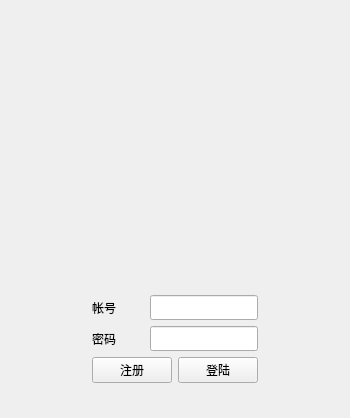
This is widget.ui in Connor1996/Pokemon as Qt 5 draws it before an edit. The edited form follows.
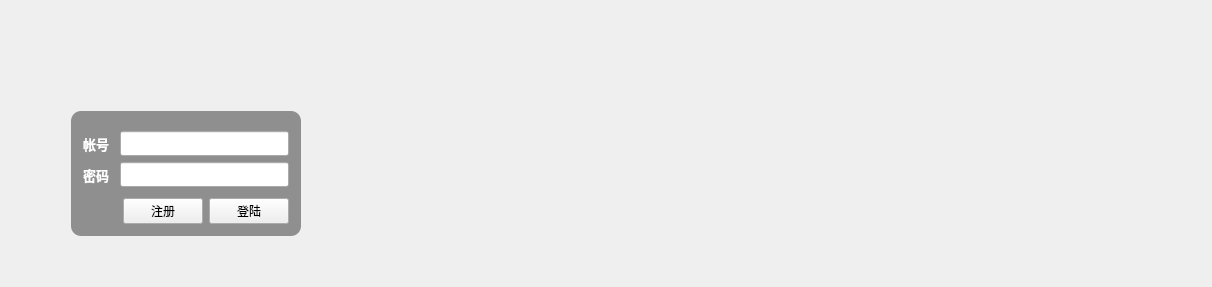
This is the edited form.

The edit to the form file:
```diff
--- a/widget.ui
+++ b/widget.ui
@@ -2,13 +2,8 @@
 <ui version="4.0">
  <class>Widget</class>
  <widget class="QWidget" name="Widget">
-  <property name="geometry">
-   <rect>
-    <x>0</x>
-    <y>0</y>
-    <width>350</width>
-    <height>418</height>
-   </rect>
+  <property name="enabled">
+   <bool>true</bool>
   </property>
   <property name="baseSize">
    <size>
@@ -22,15 +17,24 @@
   <property name="windowTitle">
    <string>Widget</string>
   </property>
+  <property name="autoFillBackground">
+   <bool>false</bool>
+  </property>
+  <property name="styleSheet">
+   <string notr="true"/>
+  </property>
   <layout class="QHBoxLayout" name="horizontalLayout_4">
    <item>
     <spacer name="horizontalSpacer_4">
      <property name="orientation">
       <enum>Qt::Horizontal</enum>
      </property>
+     <property name="sizeType">
+      <enum>QSizePolicy::Fixed</enum>
+     </property>
      <property name="sizeHint" stdset="0">
       <size>
-       <width>40</width>
+       <width>60</width>
        <height>20</height>
       </size>
      </property>
@@ -38,22 +42,54 @@
    </item>
    <item>
     <layout class="QVBoxLayout" name="verticalLayout">
+     <property name="sizeConstraint">
+      <enum>QLayout::SetDefaultConstraint</enum>
+     </property>
      <item>
       <spacer name="verticalSpacer">
        <property name="orientation">
         <enum>Qt::Vertical</enum>
        </property>
        <property name="sizeType">
-        <enum>QSizePolicy::Expanding</enum>
+        <enum>QSizePolicy::Fixed</enum>
        </property>
        <property name="sizeHint" stdset="0">
         <size>
          <width>20</width>
-         <height>300</height>
+         <height>100</height>
         </size>
        </property>
       </spacer>
      </item>
+     <item>
+      <widget class="QFrame" name="verticalFrame">
+       <property name="layoutDirection">
+        <enum>Qt::LeftToRight</enum>
+       </property>
+       <property name="styleSheet">
+        <string notr="true">#verticalFrame
+{
+	background-color: rgba(0,0,0, 40%);
+	border-radius:10px;
+}
+</string>
+       </property>
+       <property name="frameShadow">
+        <enum>QFrame::Plain</enum>
+       </property>
+       <layout class="QVBoxLayout" name="verticalLayout_2">
+        <property name="leftMargin">
+         <number>12</number>
+        </property>
+        <property name="topMargin">
+         <number>20</number>
+        </property>
+        <property name="rightMargin">
+         <number>12</number>
+        </property>
+        <property name="bottomMargin">
+         <number>12</number>
+        </property>
      <item>
       <layout class="QHBoxLayout" name="horizontalLayout">
        <item>
@@ -61,8 +97,14 @@
          <property name="font">
           <font>
            <family>微软雅黑</family>
-          </font>
-         </property>
+              <pointsize>10</pointsize>
+              <weight>75</weight>
+              <bold>true</bold>
+             </font>
+            </property>
+            <property name="styleSheet">
+             <string notr="true">color: rgb(255, 255, 255);</string>
+            </property>
          <property name="text">
           <string>帐号</string>
          </property>
@@ -73,9 +115,12 @@
          <property name="orientation">
           <enum>Qt::Horizontal</enum>
          </property>
+            <property name="sizeType">
+             <enum>QSizePolicy::Fixed</enum>
+            </property>
          <property name="sizeHint" stdset="0">
           <size>
-           <width>0</width>
+              <width>5</width>
            <height>0</height>
           </size>
          </property>
@@ -88,6 +133,12 @@
            <family>微软雅黑</family>
           </font>
          </property>
+            <property name="acceptDrops">
+             <bool>true</bool>
+            </property>
+            <property name="autoFillBackground">
+             <bool>false</bool>
+            </property>
         </widget>
        </item>
       </layout>
@@ -99,8 +150,14 @@
          <property name="font">
           <font>
            <family>微软雅黑</family>
-          </font>
-         </property>
+              <pointsize>10</pointsize>
+              <weight>75</weight>
+              <bold>true</bold>
+             </font>
+            </property>
+            <property name="styleSheet">
+             <string notr="true">color: rgb(255, 255, 255);</string>
+            </property>
          <property name="text">
           <string>密码</string>
          </property>
@@ -111,9 +168,12 @@
          <property name="orientation">
           <enum>Qt::Horizontal</enum>
          </property>
+            <property name="sizeType">
+             <enum>QSizePolicy::Fixed</enum>
+            </property>
          <property name="sizeHint" stdset="0">
           <size>
-           <width>0</width>
+              <width>5</width>
            <height>0</height>
           </size>
          </property>
@@ -126,6 +186,12 @@
            <family>微软雅黑</family>
           </font>
          </property>
+            <property name="autoFillBackground">
+             <bool>false</bool>
+            </property>
+            <property name="styleSheet">
+             <string notr="true"/>
+            </property>
          <property name="text">
           <string/>
          </property>
@@ -139,8 +205,40 @@
        </item>
       </layout>
      </item>
+        <item>
+         <spacer name="verticalSpacer_3">
+          <property name="orientation">
+           <enum>Qt::Vertical</enum>
+          </property>
+          <property name="sizeType">
+           <enum>QSizePolicy::Fixed</enum>
+          </property>
+          <property name="sizeHint" stdset="0">
+           <size>
+            <width>20</width>
+            <height>5</height>
+           </size>
+          </property>
+         </spacer>
+        </item>
      <item>
       <layout class="QHBoxLayout" name="horizontalLayout_5">
+          <item>
+           <spacer name="horizontalSpacer_5">
+            <property name="orientation">
+             <enum>Qt::Horizontal</enum>
+            </property>
+            <property name="sizeType">
+             <enum>QSizePolicy::Preferred</enum>
+            </property>
+            <property name="sizeHint" stdset="0">
+             <size>
+              <width>40</width>
+              <height>20</height>
+             </size>
+            </property>
+           </spacer>
+          </item>
        <item>
         <widget class="QPushButton" name="signupButtion">
          <property name="text">
@@ -160,13 +258,16 @@
        </item>
       </layout>
      </item>
+       </layout>
+      </widget>
+     </item>
      <item>
       <spacer name="verticalSpacer_2">
        <property name="orientation">
         <enum>Qt::Vertical</enum>
        </property>
        <property name="sizeType">
-        <enum>QSizePolicy::Expanding</enum>
+        <enum>QSizePolicy::MinimumExpanding</enum>
        </property>
        <property name="sizeHint" stdset="0">
         <size>
@@ -184,11 +285,11 @@
       <enum>Qt::Horizontal</enum>
      </property>
      <property name="sizeType">
-      <enum>QSizePolicy::Expanding</enum>
+      <enum>QSizePolicy::Maximum</enum>
      </property>
      <property name="sizeHint" stdset="0">
       <size>
-       <width>40</width>
+       <width>900</width>
        <height>20</height>
       </size>
      </property>
```
Left out of the diff: 4 changed lines with no effect on the pictures. Lines whose indentation alone changed are shown as unchanged.
